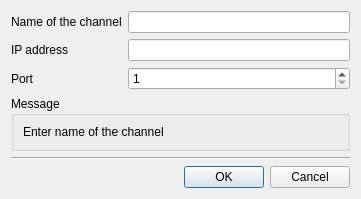
Old version of the form Globe/channel_attributes.ui in the repository igormironchik/globe-como.
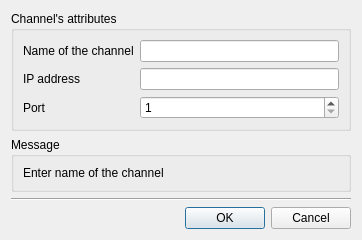
New version of the form.

Patch:
```diff
--- a/Globe/channel_attributes.ui
+++ b/Globe/channel_attributes.ui
@@ -6,8 +6,8 @@
    <rect>
     <x>0</x>
     <y>0</y>
-    <width>361</width>
-    <height>188</height>
+    <width>362</width>
+    <height>221</height>
    </rect>
   </property>
   <property name="windowTitle">
@@ -15,6 +15,12 @@
   </property>
   <layout class="QVBoxLayout" name="verticalLayout">
    <item>
+    <widget class="QGroupBox" name="groupBox">
+     <property name="title">
+      <string>Channel's attributes</string>
+     </property>
+     <layout class="QHBoxLayout" name="horizontalLayout_2">
+      <item>
     <layout class="QGridLayout" name="gridLayout">
      <item row="0" column="0">
       <widget class="QLabel" name="label">
@@ -54,6 +60,9 @@
       </widget>
      </item>
     </layout>
+      </item>
+     </layout>
+    </widget>
    </item>
    <item>
     <widget class="QGroupBox" name="m_messageBox">
```
Lines whose indentation alone changed are shown as unchanged.
